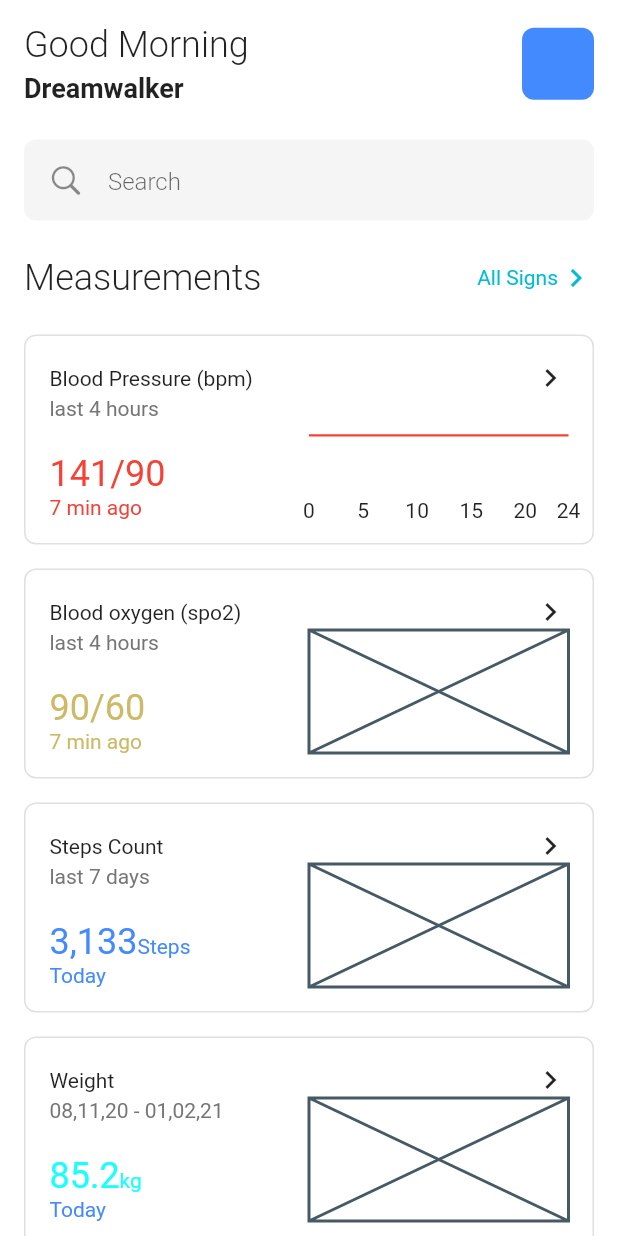
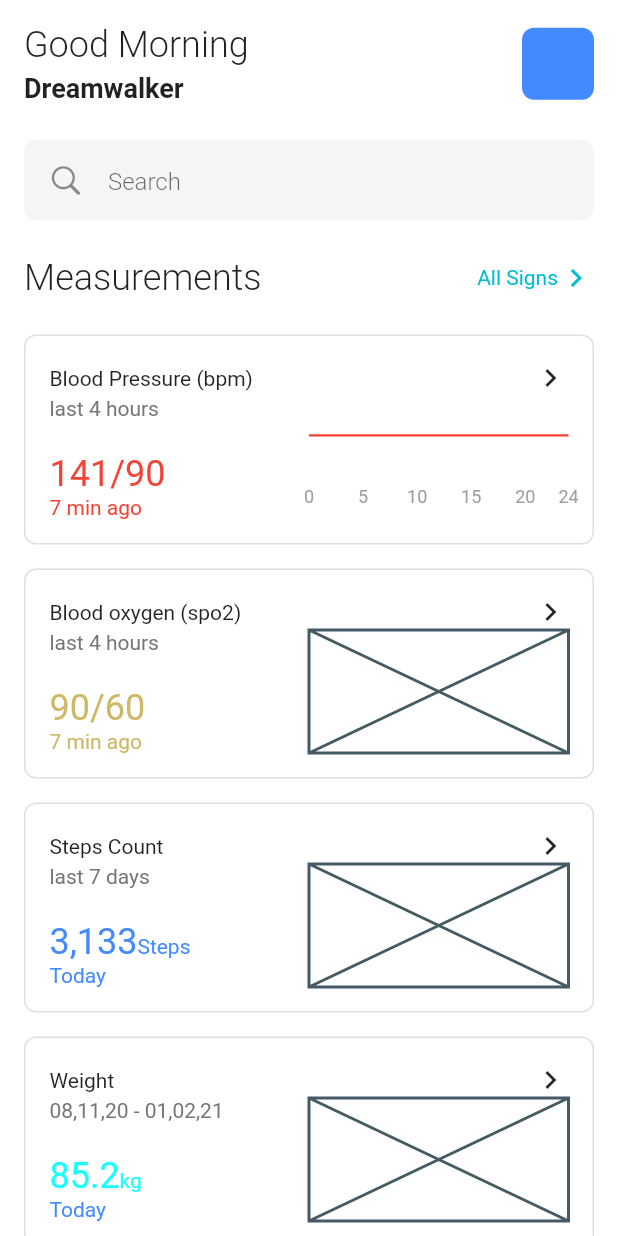
Before and after one commit to JAICHANGPARK/flutter_notebook_19th_story, a Flutter app: the screen it shows after launch, on a phone screen of 412 x 824 dp. Run offline on Flutter 3.47's test engine with Material 2 defaults, Android fonts, the phone set to English and light mode, and no system bars; drawn by our look-alikes of fl_chart; our stand-ins replace cached_network_image, countup, flutter_riverpod, freezed_annotation, smooth_page_indicator, video_player.

Commit message:
Update monitoring_main_page.dart

```diff
--- a/lib/ep1127_patient_monitoring_app/src/ui/monitoring_main_page.dart
+++ b/lib/ep1127_patient_monitoring_app/src/ui/monitoring_main_page.dart
@@ -175,6 +175,13 @@ class _MonitoringMainPageState extends State<MonitoringMainPage> {
                                                 bottomTitles: AxisTitles(
                                                   sideTitles: SideTitles(
                                                     showTitles: true,
+                                                    getTitlesWidget: (v, _){
+                                                      return Text("${v.toInt()}",
+                                                      style: TextStyle(
+                                                        fontSize: 12,
+                                                        color: Colors.grey
+                                                      ),);
+                                                    }
                                                   ),
                                                 ),
                                                 leftTitles: AxisTitles(
```
